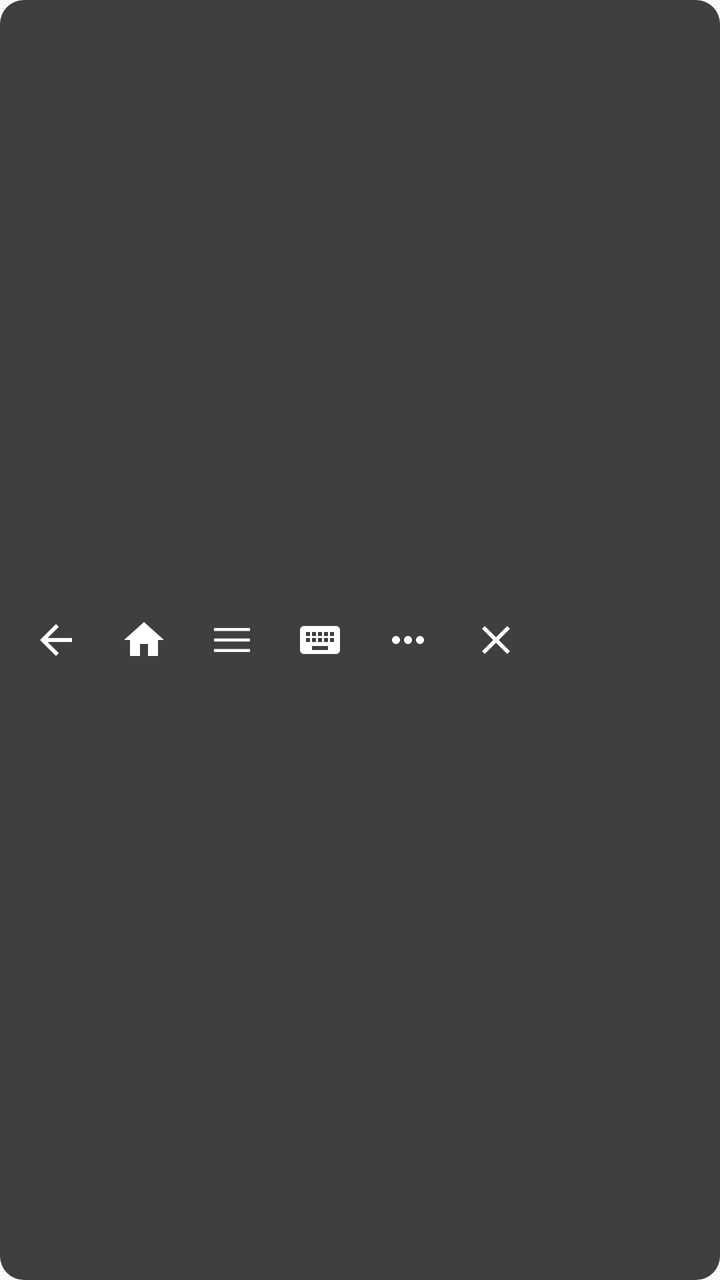
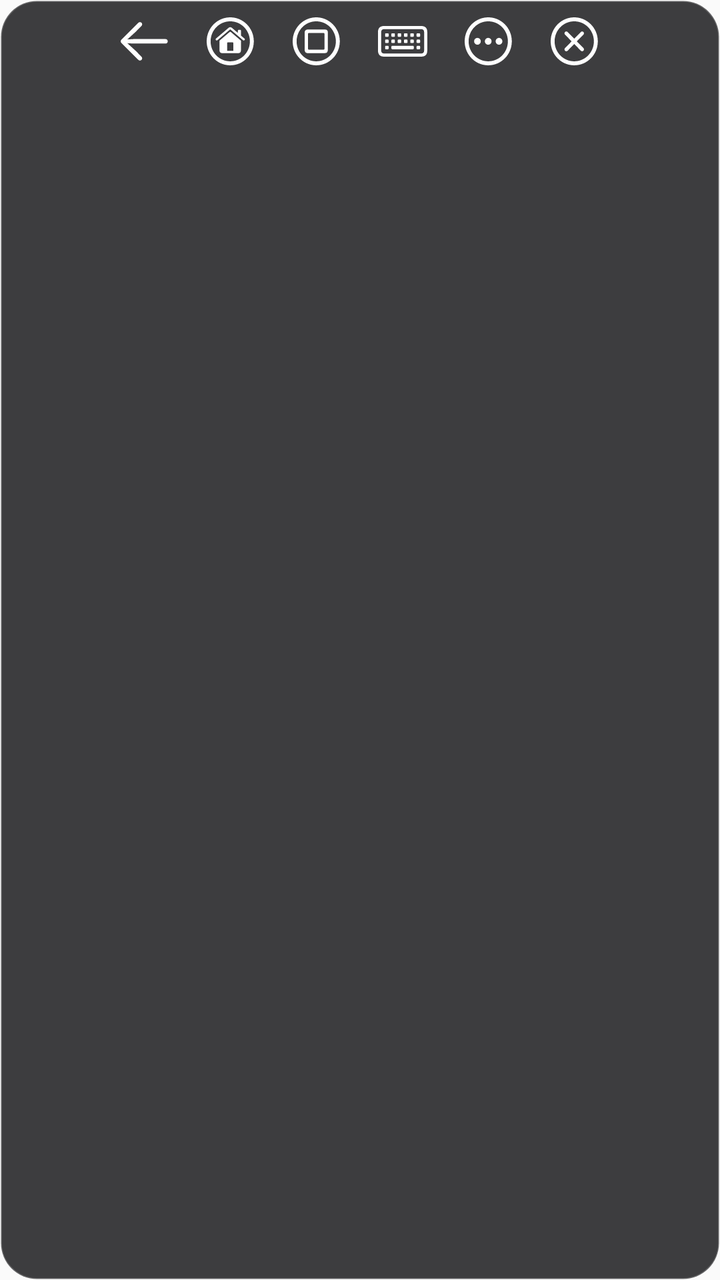

An Android layout rendered at two revisions. The XML below is the earlier revision; the diff shows what the commit changed to produce the second picture.
<!-- AndroidManifest.xml: application theme Theme.ScreenRemote -->
<!-- res/layout/floating_menu.xml -->
<?xml version="1.0" encoding="utf-8"?>
<LinearLayout xmlns:android="http://schemas.android.com/apk/res/android"
    android:layout_width="wrap_content"
    android:layout_height="48dp"
    android:orientation="horizontal"
    android:background="@drawable/floating_menu_bg"
    android:paddingStart="8dp"
    android:paddingEnd="8dp"
    android:gravity="center_vertical">

    
    <ImageButton
        android:id="@+id/btn_back"
        android:layout_width="40dp"
        android:layout_height="40dp"
        android:background="@android:color/transparent"
        android:src="@drawable/ic_back"
        android:scaleType="centerInside"
        android:padding="8dp"
        android:contentDescription="Back" />

    
    <ImageButton
        android:id="@+id/btn_home"
        android:layout_width="40dp"
        android:layout_height="40dp"
        android:layout_marginStart="4dp"
        android:background="@android:color/transparent"
        android:src="@drawable/ic_home"
        android:scaleType="centerInside"
        android:padding="8dp"
        android:contentDescription="Home" />

    
    <ImageButton
        android:id="@+id/btn_recent"
        android:layout_width="40dp"
        android:layout_height="40dp"
        android:layout_marginStart="4dp"
        android:background="@android:color/transparent"
        android:src="@drawable/ic_recent"
        android:scaleType="centerInside"
        android:padding="8dp"
        android:contentDescription="Recents" />

    
    <ImageButton
        android:id="@+id/btn_keyboard"
        android:layout_width="40dp"
        android:layout_height="40dp"
        android:layout_marginStart="4dp"
        android:background="@android:color/transparent"
        android:src="@drawable/ic_keyboard"
        android:scaleType="centerInside"
        android:padding="8dp"
        android:contentDescription="Keyboard" />

    
    <ImageButton
        android:id="@+id/btn_menu"
        android:layout_width="40dp"
        android:layout_height="40dp"
        android:layout_marginStart="4dp"
        android:background="@android:color/transparent"
        android:src="@drawable/ic_menu"
        android:scaleType="centerInside"
        android:padding="8dp"
        android:contentDescription="Options" />

    
    <ImageButton
        android:id="@+id/btn_close"
        android:layout_width="40dp"
        android:layout_height="40dp"
        android:layout_marginStart="4dp"
        android:background="@android:color/transparent"
        android:src="@drawable/ic_close"
        android:scaleType="centerInside"
        android:padding="8dp"
        android:contentDescription="Disconnect" />

</LinearLayout>
<!-- resources referenced by this layout -->
<resources>
  <!-- drawable floating_menu_bg (drawable) -->
  <?xml version="1.0" encoding="utf-8"?>
  <shape xmlns:android="http://schemas.android.com/apk/res/android"
      android:shape="rectangle">
      <solid android:color="#E62C2C2E" />
      <corners android:radius="12dp" />
  </shape>
  <!-- drawable ic_back (drawable) -->
  <vector xmlns:android="http://schemas.android.com/apk/res/android"
      android:width="24dp"
      android:height="24dp"
      android:viewportWidth="24"
      android:viewportHeight="24">
      <path
          android:fillColor="#FFFFFF"
          android:pathData="M20,11H7.83l5.59,-5.59L12,4l-8,8 8,8 1.41,-1.41L7.83,13H20v-2z"/>
  </vector>
  <!-- drawable ic_close (drawable) -->
  <vector xmlns:android="http://schemas.android.com/apk/res/android"
      android:width="24dp"
      android:height="24dp"
      android:viewportWidth="24"
      android:viewportHeight="24">
      <path
          android:fillColor="#FFFFFF"
          android:pathData="M19,6.41L17.59,5 12,10.59 6.41,5 5,6.41 10.59,12 5,17.59 6.41,19 12,13.41 17.59,19 19,17.59 13.41,12z"/>
  </vector>
  <!-- drawable ic_home (drawable) -->
  <vector xmlns:android="http://schemas.android.com/apk/res/android"
      android:width="24dp"
      android:height="24dp"
      android:viewportWidth="24"
      android:viewportHeight="24">
      <path
          android:fillColor="#FFFFFF"
          android:pathData="M10,20v-6h4v6h5v-8h3L12,3 2,12h3v8z"/>
  </vector>
  <!-- drawable ic_keyboard (drawable) -->
  <vector xmlns:android="http://schemas.android.com/apk/res/android"
      android:width="24dp"
      android:height="24dp"
      android:viewportWidth="24"
      android:viewportHeight="24">
      <path
          android:fillColor="#FFFFFF"
          android:pathData="M20,5L4,5c-1.1,0 -1.99,0.9 -1.99,2L2,17c0,1.1 0.9,2 2,2h16c1.1,0 2,-0.9 2,-2L22,7c0,-1.1 -0.9,-2 -2,-2zM11,8h2v2h-2L11,8zM11,11h2v2h-2v-2zM8,8h2v2L8,10L8,8zM8,11h2v2L8,13v-2zM7,13L5,13v-2h2v2zM7,10L5,10L5,8h2v2zM16,17L8,17v-2h8v2zM16,13h-2v-2h2v2zM16,10h-2L14,8h2v2zM19,13h-2v-2h2v2zM19,10h-2L17,8h2v2z"/>
  </vector>
  <!-- drawable ic_menu (drawable) -->
  <vector xmlns:android="http://schemas.android.com/apk/res/android"
      android:width="24dp"
      android:height="24dp"
      android:viewportWidth="24"
      android:viewportHeight="24">
      
      <path
          android:fillColor="#FFFFFF"
          android:pathData="M6,10c-1.1,0 -2,0.9 -2,2s0.9,2 2,2 2,-0.9 2,-2 -0.9,-2 -2,-2zM12,10c-1.1,0 -2,0.9 -2,2s0.9,2 2,2 2,-0.9 2,-2 -0.9,-2 -2,-2zM18,10c-1.1,0 -2,0.9 -2,2s0.9,2 2,2 2,-0.9 2,-2 -0.9,-2 -2,-2z"/>
  </vector>
  <!-- drawable ic_recent (drawable) -->
  <vector xmlns:android="http://schemas.android.com/apk/res/android"
      android:width="24dp"
      android:height="24dp"
      android:viewportWidth="24"
      android:viewportHeight="24">
      
      
      <path
          android:fillColor="#FFFFFF"
          android:pathData="M3,6h18v1.5H3z"/>
      
      <path
          android:fillColor="#FFFFFF"
          android:pathData="M3,11.25h18v1.5H3z"/>
      
      <path
          android:fillColor="#FFFFFF"
          android:pathData="M3,16.5h18v1.5H3z"/>
  </vector>
  <!-- unchanged entries left out for length: 1 -->
</resources>

<!-- the commit's change to res/layout/floating_menu.xml (unified diff, before → after) -->
@@ -1,82 +1,117 @@
 <?xml version="1.0" encoding="utf-8"?>
 <LinearLayout xmlns:android="http://schemas.android.com/apk/res/android"
     android:layout_width="wrap_content"
-    android:layout_height="48dp"
-    android:orientation="horizontal"
+    android:layout_height="wrap_content"
+    android:orientation="vertical"
     android:background="@drawable/floating_menu_bg"
-    android:paddingStart="8dp"
-    android:paddingEnd="8dp"
-    android:gravity="center_vertical">
+    android:paddingStart="7dp"
+    android:paddingTop="0.5dp"
+    android:paddingEnd="7dp"
+    android:paddingBottom="0.5dp"
+    android:gravity="center_horizontal">
 
-    
-    <ImageButton
-        android:id="@+id/btn_back"
-        android:layout_width="40dp"
-        android:layout_height="40dp"
-        android:background="@android:color/transparent"
-        android:src="@drawable/ic_back"
-        android:scaleType="centerInside"
-        android:padding="8dp"
-        android:contentDescription="Back" />
+    <LinearLayout
+        android:id="@+id/layout_more_actions"
+        android:layout_width="wrap_content"
+        android:layout_height="wrap_content"
+        android:layout_marginBottom="1dp"
+        android:gravity="center_vertical"
+        android:orientation="horizontal"
+        android:visibility="gone">
 
-    
-    <ImageButton
-        android:id="@+id/btn_home"
-        android:layout_width="40dp"
-        android:layout_height="40dp"
-        android:layout_marginStart="4dp"
-        android:background="@android:color/transparent"
-        android:src="@drawable/ic_home"
-        android:scaleType="centerInside"
-        android:padding="8dp"
-        android:contentDescription="Home" />
+        <ImageButton
+            android:id="@+id/btn_upload"
+            android:layout_width="40.dp"
+            android:layout_height="40.dp"
+            android:background="@android:color/transparent"
+            android:contentDescription="Upload"
+            android:padding="7dp"
+            android:scaleType="centerInside"
+            android:src="@drawable/ic_action_send_files_or_photos" />
 
-    
-    <ImageButton
-        android:id="@+id/btn_recent"
-        android:layout_width="40dp"
-        android:layout_height="40dp"
-        android:layout_marginStart="4dp"
-        android:background="@android:color/transparent"
-        android:src="@drawable/ic_recent"
-        android:scaleType="centerInside"
-        android:padding="8dp"
-        android:contentDescription="Recents" />
+        <ImageButton
+            android:id="@+id/btn_layout_inspector"
+            android:layout_width="40.dp"
+            android:layout_height="40.dp"
+            android:layout_marginStart="3dp"
+            android:background="@android:color/transparent"
+            android:contentDescription="Layout Inspector"
+            android:padding="7dp"
+            android:scaleType="centerInside"
+            android:src="@drawable/ic_action_dump_ui_layouts" />
+    </LinearLayout>
 
-    
-    <ImageButton
-        android:id="@+id/btn_keyboard"
-        android:layout_width="40dp"
-        android:layout_height="40dp"
-        android:layout_marginStart="4dp"
-        android:background="@android:color/transparent"
-        android:src="@drawable/ic_keyboard"
-        android:scaleType="centerInside"
-        android:padding="8dp"
-        android:contentDescription="Keyboard" />
+    <LinearLayout
+        android:id="@+id/layout_main_actions"
+        android:layout_width="wrap_content"
+        android:layout_height="wrap_content"
+        android:gravity="center_vertical"
+        android:orientation="horizontal">
 
-    
-    <ImageButton
-        android:id="@+id/btn_menu"
-        android:layout_width="40dp"
-        android:layout_height="40dp"
-        android:layout_marginStart="4dp"
-        android:background="@android:color/transparent"
-        android:src="@drawable/ic_menu"
-        android:scaleType="centerInside"
-        android:padding="8dp"
-        android:contentDescription="Options" />
+        <ImageButton
+            android:id="@+id/btn_back"
+            android:layout_width="40.dp"
+            android:layout_height="40.dp"
+            android:background="@android:color/transparent"
+            android:src="@drawable/ic_toolbar_back"
+            android:scaleType="centerInside"
+            android:padding="7dp"
+            android:contentDescription="Back" />
 
-    
-    <ImageButton
-        android:id="@+id/btn_close"
-        android:layout_width="40dp"
-        android:layout_height="40dp"
-        android:layout_marginStart="4dp"
-        android:background="@android:color/transparent"
-        android:src="@drawable/ic_close"
-        android:scaleType="centerInside"
-        android:padding="8dp"
-        android:contentDescription="Disconnect" />
+        <ImageButton
+            android:id="@+id/btn_home"
+            android:layout_width="40.dp"
+            android:layout_height="40.dp"
+            android:layout_marginStart="3dp"
+            android:background="@android:color/transparent"
+            android:src="@drawable/ic_toolbar_home"
+            android:scaleType="centerInside"
+            android:padding="7dp"
+            android:contentDescription="Home" />
+
+        <ImageButton
+            android:id="@+id/btn_recent"
+            android:layout_width="40.dp"
+            android:layout_height="40.dp"
+            android:layout_marginStart="3dp"
+            android:background="@android:color/transparent"
+            android:src="@drawable/ic_toolbar_switch"
+            android:scaleType="centerInside"
+            android:padding="7dp"
+            android:contentDescription="Recents" />
+
+        <ImageButton
+            android:id="@+id/btn_keyboard"
+            android:layout_width="40.dp"
+            android:layout_height="40.dp"
+            android:layout_marginStart="3dp"
+            android:background="@android:color/transparent"
+            android:src="@drawable/ic_toolbar_keyboard"
+            android:scaleType="centerInside"
+            android:padding="7dp"
+            android:contentDescription="Keyboard" />
+
+        <ImageButton
+            android:id="@+id/btn_menu"
+            android:layout_width="40.dp"
+            android:layout_height="40.dp"
+            android:layout_marginStart="3dp"
+            android:background="@android:color/transparent"
+            android:src="@drawable/ic_toolbar_more"
+            android:scaleType="centerInside"
+            android:padding="7dp"
+            android:contentDescription="Options" />
+
+        <ImageButton
+            android:id="@+id/btn_close"
+            android:layout_width="40.dp"
+            android:layout_height="40.dp"
+            android:layout_marginStart="3dp"
+            android:background="@android:color/transparent"
+            android:src="@drawable/ic_toolbar_close"
+            android:scaleType="centerInside"
+            android:padding="7dp"
+            android:contentDescription="Disconnect" />
+    </LinearLayout>
 
 </LinearLayout>
<!-- resource entries referenced after the edit -->
@@ -4,79 +4,109 @@
   <?xml version="1.0" encoding="utf-8"?>
   <shape xmlns:android="http://schemas.android.com/apk/res/android"
       android:shape="rectangle">
-      <solid android:color="#E62C2C2E" />
-      <corners android:radius="12dp" />
+      <solid android:color="#EA2C2C2E" />
+      <corners android:radius="18dp" />
+      <stroke
+          android:width="1dp"
+          android:color="#33FFFFFF" />
   </shape>
-  <!-- drawable ic_back (drawable) -->
+  <!-- drawable ic_action_dump_ui_layouts: vector/xml drawable (drawable, 2217 chars, omitted) -->
+  <!-- drawable ic_action_send_files_or_photos (drawable) -->
+  <?xml version="1.0" encoding="utf-8"?>
   <vector xmlns:android="http://schemas.android.com/apk/res/android"
       android:width="24dp"
       android:height="24dp"
-      android:viewportWidth="24"
-      android:viewportHeight="24">
-      <path
-          android:fillColor="#FFFFFF"
-          android:pathData="M20,11H7.83l5.59,-5.59L12,4l-8,8 8,8 1.41,-1.41L7.83,13H20v-2z"/>
+      android:viewportWidth="24.0"
+      android:viewportHeight="24.0">
+      <group
+          android:scaleX="1.0092811815318365"
+          android:scaleY="1.0092811815318365"
+          android:translateX="3.0702333542198463"
+          android:translateY="0.0">
+          <path
+              android:fillColor="#FFFFFFFF"
+              android:pathData="M5.35156 4.56055C4.94141 4.56055 4.64844 4.27734 4.64844 3.87695C4.64844 3.66211 4.73633 3.50586 4.88281 3.35938L8.0957 0.253906C8.30078 0.0585938 8.4668 0 8.66211 0C8.86719 0 9.0332 0.0585938 9.22852 0.253906L12.4512 3.35938C12.5977 3.50586 12.6758 3.66211 12.6758 3.87695C12.6758 4.27734 12.373 4.56055 11.9629 4.56055C11.7773 4.56055 11.5723 4.48242 11.4355 4.32617L9.93164 2.71484L8.66211 1.37695L7.40234 2.71484L5.88867 4.32617C5.75195 4.48242 5.53711 4.56055 5.35156 4.56055ZM8.66211 14.2871C8.24219 14.2871 7.89062 13.9453 7.89062 13.5352L7.89062 3.60352L8.00781 0.966797C8.02734 0.615234 8.31055 0.3125 8.66211 0.3125C9.02344 0.3125 9.30664 0.615234 9.32617 0.966797L9.44336 3.60352L9.44336 13.5352C9.44336 13.9453 9.08203 14.2871 8.66211 14.2871ZM4.08203 21.9336L13.2422 21.9336C15.8691 21.9336 17.334 20.4785 17.334 17.8516L17.334 10.332C17.334 7.71484 15.8691 6.25 13.2422 6.25L4.08203 6.25C1.45508 6.25 0 7.71484 0 10.332L0 17.8516C0 20.4785 1.45508 21.9336 4.08203 21.9336Z" />
+      </group>
   </vector>
-  <!-- drawable ic_close (drawable) -->
+  <!-- drawable ic_toolbar_back (drawable) -->
+  <?xml version="1.0" encoding="utf-8"?>
   <vector xmlns:android="http://schemas.android.com/apk/res/android"
       android:width="24dp"
       android:height="24dp"
-      android:viewportWidth="24"
-      android:viewportHeight="24">
-      <path
-          android:fillColor="#FFFFFF"
-          android:pathData="M19,6.41L17.59,5 12,10.59 6.41,5 5,6.41 10.59,12 5,17.59 6.41,19 12,13.41 17.59,19 19,17.59 13.41,12z"/>
+      android:viewportWidth="24.0"
+      android:viewportHeight="24.0">
+      <group
+          android:scaleX="1.2975708392580059"
+          android:scaleY="1.2975708392580059"
+          android:translateX="0.0"
+          android:translateY="2.388568400906136">
+          <path
+              android:fillColor="#FFFFFFFF"
+              android:pathData="M7.42188 14.8047C7.90039 14.8047 8.28125 14.4531 8.28125 13.9648C8.28125 13.7305 8.19336 13.4961 8.03711 13.3496L5.84961 11.123L1.77734 7.40234L5.84961 3.68164L8.03711 1.45508C8.19336 1.29883 8.28125 1.07422 8.28125 0.839844C8.28125 0.351562 7.90039 0 7.42188 0C7.1875 0 6.98242 0.078125 6.76758 0.292969L0.302734 6.74805C0.107422 6.93359 0 7.1582 0 7.40234C0 7.64648 0.107422 7.87109 0.302734 8.05664L6.78711 14.5312C6.98242 14.7168 7.1875 14.8047 7.42188 14.8047ZM4.92188 8.27148L17.2754 8.27148C17.7832 8.27148 18.1348 7.91016 18.1348 7.40234C18.1348 6.89453 17.7832 6.5332 17.2754 6.5332L4.92188 6.5332L1.77734 6.72852C1.37695 6.72852 1.10352 7.00195 1.10352 7.40234C1.10352 7.80273 1.37695 8.07617 1.77734 8.07617Z" />
+      </group>
   </vector>
-  <!-- drawable ic_home (drawable) -->
+  <!-- drawable ic_toolbar_close (drawable) -->
+  <?xml version="1.0" encoding="utf-8"?>
   <vector xmlns:android="http://schemas.android.com/apk/res/android"
       android:width="24dp"
       android:height="24dp"
-      android:viewportWidth="24"
-      android:viewportHeight="24">
+      android:viewportWidth="20.2832"
+      android:viewportHeight="19.9316">
       <path
-          android:fillColor="#FFFFFF"
-          android:pathData="M10,20v-6h4v6h5v-8h3L12,3 2,12h3v8z"/>
+          android:fillColor="#FFFFFFFF"
+          android:pathData="M9.96094 19.9219C15.459 19.9219 19.9219 15.459 19.9219 9.96094C19.9219 4.46289 15.459 0 9.96094 0C4.46289 0 0 4.46289 0 9.96094C0 15.459 4.46289 19.9219 9.96094 19.9219ZM9.96094 18.2617C5.37109 18.2617 1.66016 14.5508 1.66016 9.96094C1.66016 5.37109 5.37109 1.66016 9.96094 1.66016C14.5508 1.66016 18.2617 5.37109 18.2617 9.96094C18.2617 14.5508 14.5508 18.2617 9.96094 18.2617Z" />
+      <path
+          android:fillColor="#FFFFFFFF"
+          android:pathData="M7.1875 13.8477L13.8379 7.1875C13.9941 7.04102 14.0723 6.85547 14.0723 6.64062C14.0723 6.21094 13.7207 5.86914 13.291 5.86914C13.0762 5.86914 12.9004 5.94727 12.7539 6.10352L6.07422 12.7441C5.92773 12.9004 5.83984 13.0762 5.83984 13.3008C5.83984 13.7402 6.19141 14.0918 6.62109 14.0918C6.85547 14.0918 7.04102 13.9941 7.1875 13.8477ZM12.7344 13.8477C12.8809 13.9941 13.0664 14.0918 13.291 14.0918C13.7207 14.0918 14.0723 13.7402 14.0723 13.3008C14.0723 13.0762 13.9941 12.9004 13.8379 12.7441L7.16797 6.10352C7.02148 5.94727 6.83594 5.86914 6.62109 5.86914C6.19141 5.86914 5.83984 6.21094 5.83984 6.64062C5.83984 6.85547 5.92773 7.04102 6.07422 7.1875Z" />
   </vector>
-  <!-- drawable ic_keyboard (drawable) -->
+  <!-- drawable ic_toolbar_home (drawable) -->
+  <?xml version="1.0" encoding="utf-8"?>
   <vector xmlns:android="http://schemas.android.com/apk/res/android"
       android:width="24dp"
       android:height="24dp"
-      android:viewportWidth="24"
-      android:viewportHeight="24">
+      android:viewportWidth="20.2832"
+      android:viewportHeight="19.9316">
       <path
-          android:fillColor="#FFFFFF"
-          android:pathData="M20,5L4,5c-1.1,0 -1.99,0.9 -1.99,2L2,17c0,1.1 0.9,2 2,2h16c1.1,0 2,-0.9 2,-2L22,7c0,-1.1 -0.9,-2 -2,-2zM11,8h2v2h-2L11,8zM11,11h2v2h-2v-2zM8,8h2v2L8,10L8,8zM8,11h2v2L8,13v-2zM7,13L5,13v-2h2v2zM7,10L5,10L5,8h2v2zM16,17L8,17v-2h8v2zM16,13h-2v-2h2v2zM16,10h-2L14,8h2v2zM19,13h-2v-2h2v2zM19,10h-2L17,8h2v2z"/>
+          android:fillColor="#FFFFFFFF"
+          android:pathData="M9.96094 19.9219C15.459 19.9219 19.9219 15.459 19.9219 9.96094C19.9219 4.46289 15.459 0 9.96094 0C4.46289 0 0 4.46289 0 9.96094C0 15.459 4.46289 19.9219 9.96094 19.9219ZM9.96094 18.2617C5.37109 18.2617 1.66016 14.5508 1.66016 9.96094C1.66016 5.37109 5.37109 1.66016 9.96094 1.66016C14.5508 1.66016 18.2617 5.37109 18.2617 9.96094C18.2617 14.5508 14.5508 18.2617 9.96094 18.2617Z" />
+      <path
+          android:fillColor="#FFFFFFFF"
+          android:pathData="M5.41992 13.7598C5.41992 14.4629 5.84961 14.8828 6.58203 14.8828L13.3398 14.8828C14.0723 14.8828 14.4922 14.4629 14.4922 13.7598L14.4922 9.6875L10.2637 6.13281C10.0684 5.9668 9.84375 5.97656 9.64844 6.13281L5.41992 9.67773ZM11.2891 13.9062L8.63281 13.9062L8.63281 10.7617C8.63281 10.5371 8.78906 10.3711 9.0332 10.3711L10.8887 10.3711C11.1426 10.3711 11.2891 10.5371 11.2891 10.7617ZM3.78906 9.16016C3.78906 9.38477 3.96484 9.60938 4.25781 9.60938C4.41406 9.60938 4.53125 9.52148 4.63867 9.42383L9.72656 5.16602C9.89258 5.01953 10.0391 5.03906 10.1953 5.16602L15.2734 9.42383C15.4004 9.52148 15.5078 9.60938 15.6543 9.60938C15.9082 9.60938 16.123 9.43359 16.123 9.17969C16.123 9.01367 16.0742 8.90625 15.957 8.79883L10.6641 4.35547C10.2344 3.99414 9.6875 3.99414 9.26758 4.35547L3.95508 8.79883C3.84766 8.90625 3.78906 9.0332 3.78906 9.16016ZM13.2031 6.83594L14.4922 7.92969L14.4922 5.54688C14.4922 5.33203 14.3555 5.17578 14.1309 5.17578L13.5742 5.17578C13.3594 5.17578 13.2031 5.33203 13.2031 5.54688Z" />
   </vector>
-  <!-- drawable ic_menu (drawable) -->
+  <!-- drawable ic_toolbar_keyboard: vector/xml drawable (drawable, 4866 chars, omitted) -->
+  <!-- drawable ic_toolbar_more (drawable) -->
+  <?xml version="1.0" encoding="utf-8"?>
   <vector xmlns:android="http://schemas.android.com/apk/res/android"
       android:width="24dp"
       android:height="24dp"
-      android:viewportWidth="24"
-      android:viewportHeight="24">
-      
+      android:viewportWidth="20.2832"
+      android:viewportHeight="19.9316">
       <path
-          android:fillColor="#FFFFFF"
-          android:pathData="M6,10c-1.1,0 -2,0.9 -2,2s0.9,2 2,2 2,-0.9 2,-2 -0.9,-2 -2,-2zM12,10c-1.1,0 -2,0.9 -2,2s0.9,2 2,2 2,-0.9 2,-2 -0.9,-2 -2,-2zM18,10c-1.1,0 -2,0.9 -2,2s0.9,2 2,2 2,-0.9 2,-2 -0.9,-2 -2,-2z"/>
+          android:fillColor="#FFFFFFFF"
+          android:pathData="M9.96094 19.9219C15.459 19.9219 19.9219 15.459 19.9219 9.96094C19.9219 4.46289 15.459 0 9.96094 0C4.46289 0 0 4.46289 0 9.96094C0 15.459 4.46289 19.9219 9.96094 19.9219ZM9.96094 18.2617C5.37109 18.2617 1.66016 14.5508 1.66016 9.96094C1.66016 5.37109 5.37109 1.66016 9.96094 1.66016C14.5508 1.66016 18.2617 5.37109 18.2617 9.96094C18.2617 14.5508 14.5508 18.2617 9.96094 18.2617Z" />
+      <path
+          android:fillColor="#FFFFFFFF"
+          android:pathData="M14.5117 11.3672C15.2832 11.3672 15.9277 10.7324 15.9277 9.95117C15.9277 9.16992 15.2832 8.53516 14.5117 8.53516C13.7305 8.53516 13.0957 9.16992 13.0957 9.95117C13.0957 10.7324 13.7305 11.3672 14.5117 11.3672Z" />
+      <path
+          android:fillColor="#FFFFFFFF"
+          android:pathData="M9.95117 11.3672C10.7324 11.3672 11.3672 10.7324 11.3672 9.95117C11.3672 9.16992 10.7324 8.53516 9.95117 8.53516C9.16992 8.53516 8.53516 9.16992 8.53516 9.95117C8.53516 10.7324 9.16992 11.3672 9.95117 11.3672Z" />
+      <path
+          android:fillColor="#FFFFFFFF"
+          android:pathData="M5.40039 11.3672C6.17188 11.3672 6.80664 10.7324 6.80664 9.95117C6.80664 9.16992 6.16211 8.53516 5.40039 8.53516C4.61914 8.53516 3.98438 9.16992 3.98438 9.95117C3.98438 10.7324 4.61914 11.3672 5.40039 11.3672Z" />
   </vector>
-  <!-- drawable ic_recent (drawable) -->
+  <!-- drawable ic_toolbar_switch (drawable) -->
+  <?xml version="1.0" encoding="utf-8"?>
   <vector xmlns:android="http://schemas.android.com/apk/res/android"
       android:width="24dp"
       android:height="24dp"
-      android:viewportWidth="24"
-      android:viewportHeight="24">
-      
-      
+      android:viewportWidth="20.2832"
+      android:viewportHeight="19.9316">
       <path
-          android:fillColor="#FFFFFF"
-          android:pathData="M3,6h18v1.5H3z"/>
-      
+          android:fillColor="#FFFFFFFF"
+          android:pathData="M9.96094 19.9219C15.459 19.9219 19.9219 15.459 19.9219 9.96094C19.9219 4.46289 15.459 0 9.96094 0C4.46289 0 0 4.46289 0 9.96094C0 15.459 4.46289 19.9219 9.96094 19.9219ZM9.96094 18.2617C5.37109 18.2617 1.66016 14.5508 1.66016 9.96094C1.66016 5.37109 5.37109 1.66016 9.96094 1.66016C14.5508 1.66016 18.2617 5.37109 18.2617 9.96094C18.2617 14.5508 14.5508 18.2617 9.96094 18.2617Z" />
       <path
-          android:fillColor="#FFFFFF"
-          android:pathData="M3,11.25h18v1.5H3z"/>
-      
-      <path
-          android:fillColor="#FFFFFF"
-          android:pathData="M3,16.5h18v1.5H3z"/>
+          android:fillColor="#FFFFFFFF"
+          android:pathData="M6.33789 14.873L13.584 14.873C14.4727 14.873 14.873 14.3945 14.873 13.4082L14.873 6.31836C14.873 5.44922 14.4727 5.04883 13.584 5.04883L6.33789 5.04883C5.56641 5.04883 5.04883 5.56641 5.04883 6.31836L5.04883 13.4082C5.04883 14.2773 5.56641 14.873 6.33789 14.873ZM6.94336 13.4473C6.66992 13.4473 6.47461 13.252 6.47461 12.9688L6.47461 6.95312C6.47461 6.66992 6.66992 6.47461 6.94336 6.47461L12.9785 6.47461C13.252 6.47461 13.4473 6.66992 13.4473 6.95312L13.4473 12.9688C13.4473 13.252 13.252 13.4473 12.9785 13.4473Z" />
   </vector>
   <!-- unchanged entries left out for length: 1 -->
 </resources>
